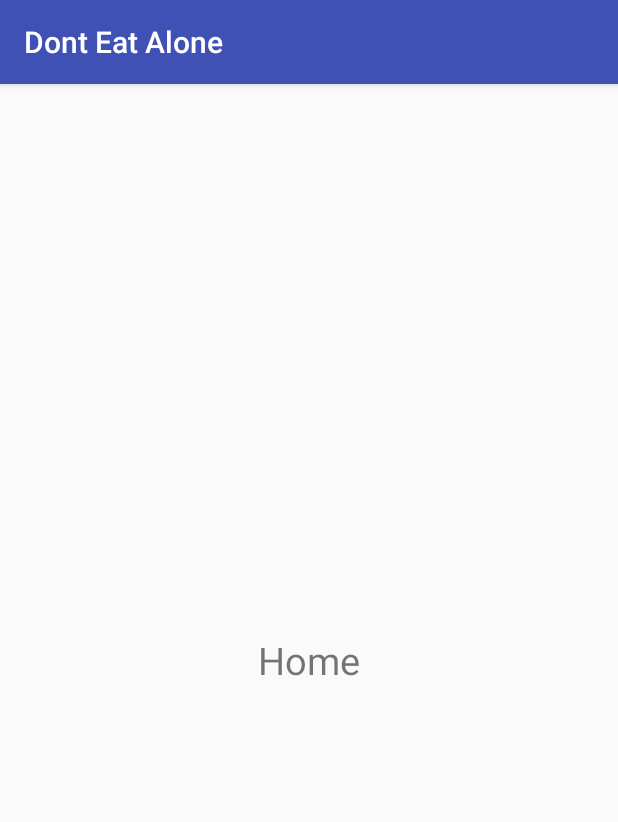
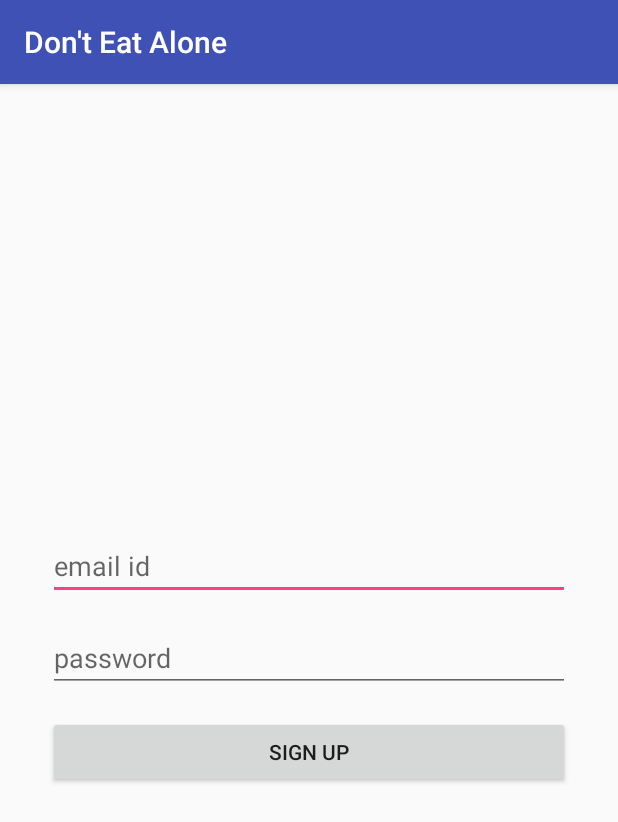
Before and after one commit to hackathon-156/donteatalone-android, an Android app: the screen it shows after launch (MainActivity before the commit, SignUpActivity after it), on a phone screen of 412 x 824 dp. Shown: the top 822 px of the screen. Run offline under Robolectric (Android 15) with nearby library versions, the phone set to English and light mode, and no system bars.

Commit message:
Added Sign Up Screen
Added Sign Up Screen

```diff
--- a/app/src/main/AndroidManifest.xml
+++ b/app/src/main/AndroidManifest.xml
@@ -11,6 +11,7 @@
         android:roundIcon="@mipmap/ic_launcher_round"
         android:supportsRtl="true"
         android:theme="@style/AppTheme">
+
         <activity
             android:name=".SplashScreen"
             android:theme="@style/Theme.AppCompat.NoActionBar">
@@ -20,7 +21,11 @@
                 <category android:name="android.intent.category.LAUNCHER" />
             </intent-filter>
         </activity>
+
         <activity android:name=".MainActivity" />
+
+        <activity android:name=".SignUpActivity" />
+
     </application>
 
 </manifest>
--- /dev/null
+++ b/app/src/main/java/com/hackathon156/donteatalone/SignUpActivity.kt
@@ -0,0 +1,12 @@
+package com.hackathon156.donteatalone
+
+import android.support.v7.app.AppCompatActivity
+import android.os.Bundle
+
+class SignUpActivity : AppCompatActivity() {
+
+    override fun onCreate(savedInstanceState: Bundle?) {
+        super.onCreate(savedInstanceState)
+        setContentView(R.layout.activity_sign_up)
+    }
+}
--- a/app/src/main/java/com/hackathon156/donteatalone/SplashScreen.kt
+++ b/app/src/main/java/com/hackathon156/donteatalone/SplashScreen.kt
@@ -13,7 +13,7 @@ class SplashScreen : AppCompatActivity() {
     internal val mRunnable: Runnable = Runnable {
         if (!isFinishing) {
 
-            val intent = Intent(applicationContext, MainActivity::class.java)
+            val intent = Intent(applicationContext, SignUpActivity::class.java)
             startActivity(intent)
             finish()
         }
--- /dev/null
+++ b/app/src/main/res/layout/activity_sign_up.xml
@@ -0,0 +1,42 @@
+<?xml version="1.0" encoding="utf-8"?>
+<RelativeLayout xmlns:android="http://schemas.android.com/apk/res/android"
+    xmlns:tools="http://schemas.android.com/tools"
+    android:layout_width="match_parent"
+    android:layout_height="match_parent"
+    android:layout_marginBottom="16dp"
+    android:layout_marginEnd="32dp"
+    android:layout_marginStart="32dp"
+    android:layout_marginTop="16dp"
+    tools:context=".SignUpActivity">
+
+    <LinearLayout
+        android:layout_width="match_parent"
+        android:layout_height="wrap_content"
+        android:layout_centerInParent="true"
+        android:orientation="vertical">
+
+        <EditText
+            android:id="@+id/txtEmailSignUp"
+            android:layout_width="match_parent"
+            android:layout_height="wrap_content"
+            android:hint="email id"
+            android:inputType="textEmailAddress" />
+
+        <EditText
+            android:id="@+id/txtPasswordSignUp"
+            android:layout_width="match_parent"
+            android:layout_height="wrap_content"
+            android:layout_marginTop="16dp"
+            android:hint="password"
+            android:inputType="textPassword" />
+
+        <Button
+            android:id="@+id/buttonSignUp"
+            android:layout_width="match_parent"
+            android:layout_height="wrap_content"
+            android:layout_marginTop="16dp"
+            android:text="Sign Up" />
+
+    </LinearLayout>
+
+</RelativeLayout>
--- a/app/src/main/res/layout/activity_splash_screen.xml
+++ b/app/src/main/res/layout/activity_splash_screen.xml
@@ -9,7 +9,7 @@
     <TextView
         android:layout_width="wrap_content"
         android:layout_height="wrap_content"
-        android:text="DONE EAT ALONE!"
+        android:text="DON'T EAT ALONE!"
         app:layout_constraintBottom_toBottomOf="parent"
         app:layout_constraintLeft_toLeftOf="parent"
         app:layout_constraintRight_toRightOf="parent"
--- a/app/src/main/res/values/strings.xml
+++ b/app/src/main/res/values/strings.xml
@@ -1,3 +1,3 @@
 <resources>
-    <string name="app_name">Dont Eat Alone</string>
+    <string name="app_name">Don\'t Eat Alone</string>
 </resources>
```
Also changed, not shown: 1 other file.
